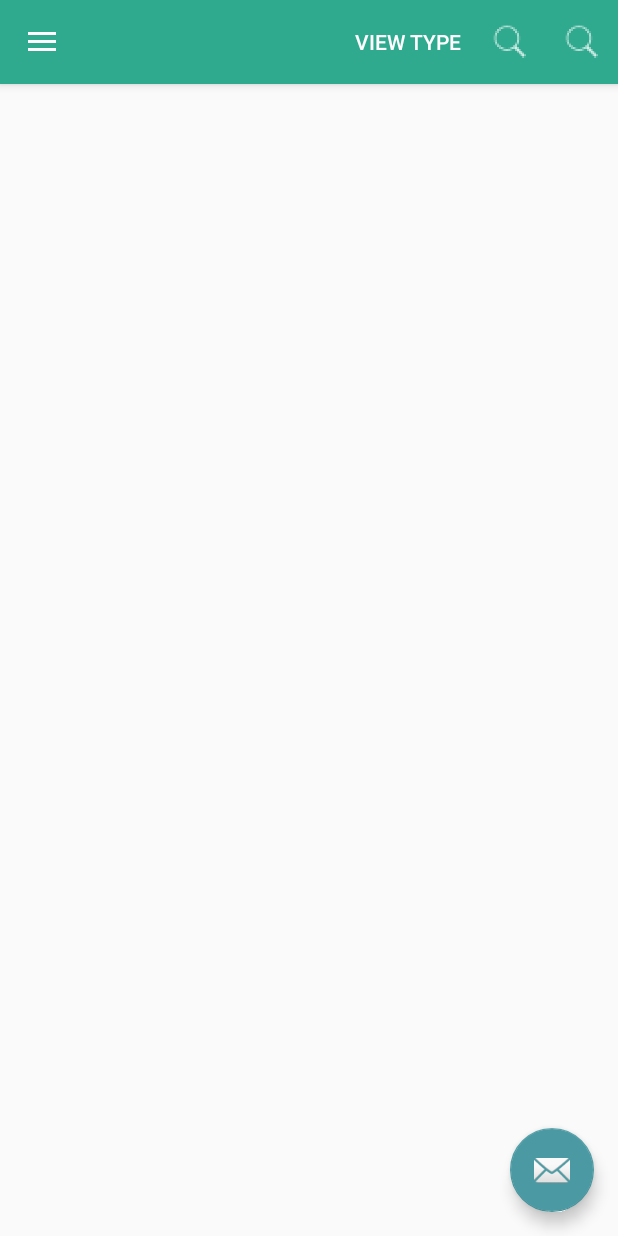
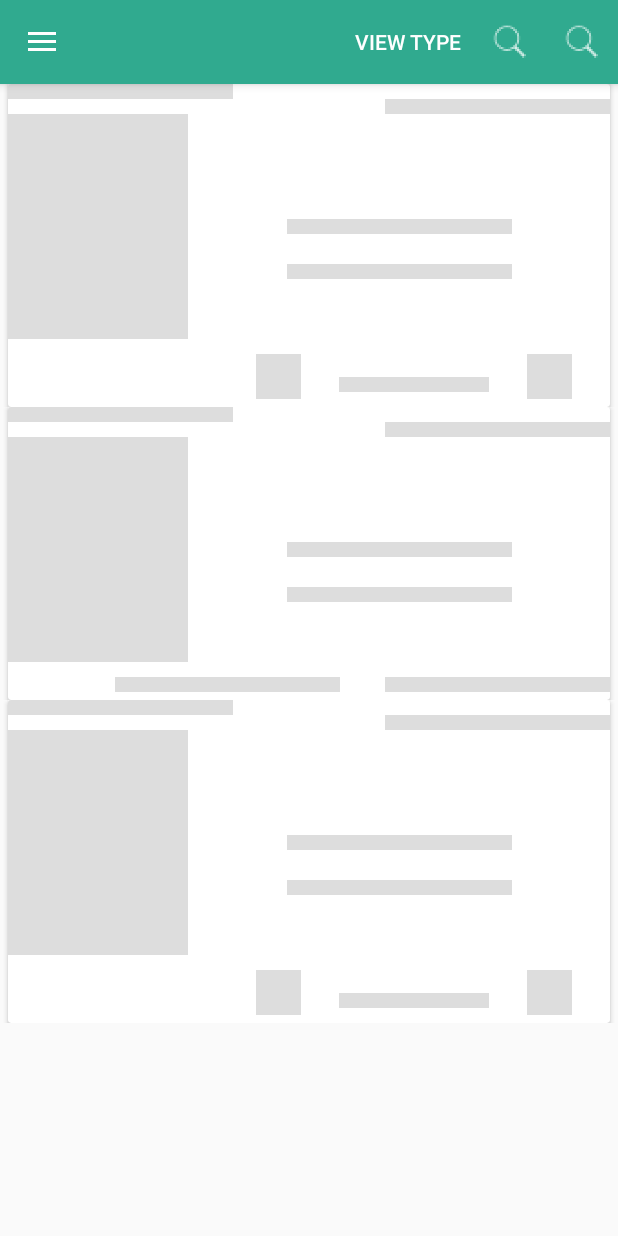
Before and after one commit to hmbrainiac/temp, an Android app: the MainActivity screen opened directly, with no data from a screen before it, on a phone screen of 412 x 824 dp. Run offline under Robolectric (Android 15) with nearby library versions, the phone set to English and light mode, and no system bars; our stand-ins replace Shimmer; libraries missing offline, so code that uses them is left out: io.realm; pictures from the network do not load; 6 statements that could not run were skipped.

Commit message:
Addition of shimmer

```diff
--- a/app/build.gradle
+++ b/app/build.gradle
@@ -5,7 +5,7 @@ android {
     compileSdkVersion 26
     defaultConfig {
         applicationId "com.farmarket.farmarket"
-        minSdkVersion 14
+        minSdkVersion 16
         targetSdkVersion 26
         versionCode 1
         versionName "1.0"
@@ -44,6 +44,8 @@ dependencies {
     compile 'com.squareup.retrofit:converter-gson:2.0.0-beta2'
     //    compile 'cn.pedant.sweetalert:library:1.2'
     implementation 'com.hbb20:ccp:2.1.4'
+    compile 'com.facebook.shimmer:shimmer:0.1.0@aar'
+
 }
 
 
--- a/app/src/main/java/com/farmarket/farmarket/MainActivity.java
+++ b/app/src/main/java/com/farmarket/farmarket/MainActivity.java
@@ -27,6 +27,7 @@ import android.view.MenuItem;
 import android.widget.LinearLayout;
 import android.widget.TextView;
 
+import com.facebook.shimmer.ShimmerFrameLayout;
 import com.farmarket.farmarket.Adaptors.MultiCustomAdapter;
 import com.farmarket.farmarket.Api.ApiEndpoints;
 import com.farmarket.farmarket.Api.ApiLocation;
@@ -55,6 +56,7 @@ public class MainActivity extends AppCompatActivity
     SwipeRefreshLayout mSwipeRefreshLayout;
     Realm realm;
     UserViewSettingTable userViewSettingTable;
+    private ShimmerFrameLayout mShimmerViewContainer;
 
     @Override
     protected void onCreate(Bundle savedInstanceState) {
@@ -66,6 +68,7 @@ public class MainActivity extends AppCompatActivity
         setSupportActionBar(toolbar);
         realm = Realm.getDefaultInstance();
         userViewSettingTable = realm.where(UserViewSettingTable.class).findFirst();
+        mShimmerViewContainer = findViewById(R.id.shimmer_view_container);
 
         albumList = new ArrayList<>();
         albumList1 = new ArrayList<>();
@@ -131,6 +134,17 @@ public class MainActivity extends AppCompatActivity
         }
         loadProducts();
 
+    }
+    @Override
+    public void onResume() {
+        super.onResume();
+        mShimmerViewContainer.startShimmerAnimation();
+    }
+
+    @Override
+    public void onPause() {
+        mShimmerViewContainer.stopShimmerAnimation();
+        super.onPause();
     }
 
     @Override
@@ -301,7 +315,8 @@ public class MainActivity extends AppCompatActivity
                 albumList1.addAll(albumList);
                 adapter.notifyDataSetChanged();
                 onItemsLoadComplete();
-
+                mShimmerViewContainer.stopShimmerAnimation();
+                mShimmerViewContainer.setVisibility(View.GONE);
             }
 
             @Override
--- a/app/src/main/res/layout/app_bar_main.xml
+++ b/app/src/main/res/layout/app_bar_main.xml
@@ -22,12 +22,5 @@
 
     <include layout="@layout/content_main" />
 
-    <android.support.design.widget.FloatingActionButton
-        android:id="@+id/fab"
-        android:layout_width="wrap_content"
-        android:layout_height="wrap_content"
-        android:layout_gravity="bottom|end"
-        android:layout_margin="@dimen/fab_margin"
-        app:srcCompat="@android:drawable/ic_dialog_email" />
 
 </android.support.design.widget.CoordinatorLayout>
--- /dev/null
+++ b/app/src/main/res/layout/cart_product_placeholder.xml
@@ -0,0 +1,143 @@
+<?xml version="1.0" encoding="utf-8"?>
+<android.support.constraint.ConstraintLayout
+    xmlns:android="http://schemas.android.com/apk/res/android"
+    android:layout_width="match_parent"
+    android:layout_height="wrap_content"
+    xmlns:card_view="http://schemas.android.com/tools"
+    xmlns:app="http://schemas.android.com/apk/res-auto">
+
+    <android.support.v7.widget.CardView
+        android:id="@+id/card_view"
+        android:layout_width="match_parent"
+        android:layout_height="match_parent"
+        android:layout_gravity="center"
+        android:layout_margin="@dimen/card_margin"
+        android:elevation="3dp"
+        card_view:cardCornerRadius="@dimen/card_album_radius"
+        card_view:layout_editor_absoluteX="59dp"
+        card_view:layout_editor_absoluteY="5dp"
+        card_view:ignore="MissingConstraints">
+
+        <android.support.constraint.ConstraintLayout
+            android:layout_width="match_parent"
+            android:layout_height="match_parent">
+
+            <View
+                android:id="@+id/priceTopTV"
+                android:layout_width="150dp"
+                android:layout_marginTop="10dp"
+                android:background="@color/placeholder_bg"
+                android:layout_height="10dp"
+                android:textStyle="bold"
+                app:layout_constraintRight_toRightOf="parent"
+                app:layout_constraintTop_toTopOf="parent" />
+
+            <View
+                android:id="@+id/offTopTV"
+                android:layout_width="150dp"
+                android:layout_height="10dp"
+                android:background="@color/placeholder_bg"
+                android:text="30% Off"
+                android:textSize="16sp"
+                android:textStyle="bold"
+                app:layout_constraintLeft_toLeftOf="parent"
+                app:layout_constraintTop_toTopOf="parent" />
+            <LinearLayout
+                android:layout_width="match_parent"
+                android:id="@+id/mainLinear"
+                app:layout_constraintRight_toRightOf="parent"
+                app:layout_constraintLeft_toLeftOf="parent"
+                app:layout_constraintTop_toBottomOf="@id/priceTopTV"
+                android:orientation="horizontal"
+                android:layout_height="wrap_content">
+
+                <View
+                    android:id="@+id/imageSrc"
+                    android:layout_width="120dp"
+                    android:layout_height="150dp"
+                    android:background="@color/placeholder_bg"
+                    android:padding="20dp" />
+
+                <android.support.constraint.ConstraintLayout
+                    android:layout_width="match_parent"
+                    android:layout_height="match_parent">
+
+                    <View
+                        android:id="@+id/nameProduct"
+                        android:layout_width="150dp"
+                        android:layout_height="10dp"
+                        android:background="@color/placeholder_bg"
+                        android:textSize="18sp"
+                        android:textStyle="bold"
+                        app:layout_constraintBottom_toBottomOf="parent"
+                        app:layout_constraintLeft_toLeftOf="parent"
+                        app:layout_constraintRight_toRightOf="parent"
+                        app:layout_constraintTop_toTopOf="parent" />
+
+                    <View
+                        android:id="@+id/measurementType"
+                        android:layout_width="150dp"
+                        android:layout_height="10dp"
+                        android:text="Per Kg"
+                        android:layout_marginTop="20dp"
+                        android:textSize="18sp"
+                        android:background="@color/placeholder_bg"
+                        app:layout_constraintLeft_toLeftOf="parent"
+                        app:layout_constraintRight_toRightOf="parent"
+                        app:layout_constraintTop_toBottomOf="@id/nameProduct" />
+                </android.support.constraint.ConstraintLayout>
+            </LinearLayout>
+
+            <RelativeLayout
+                android:layout_width="wrap_content"
+                app:layout_constraintTop_toBottomOf="@id/mainLinear"
+                app:layout_constraintRight_toRightOf="parent"
+                android:layout_marginTop="10dp"
+                android:id="@+id/dividerView"
+                android:layout_height="wrap_content">
+
+                <android.support.constraint.ConstraintLayout
+                    android:layout_width="wrap_content"
+                    android:layout_height="wrap_content">
+                    <View
+                        app:layout_constraintLeft_toRightOf="@id/removeFromCart"
+                        app:layout_constraintRight_toLeftOf="@id/addToCart"
+                        android:id="@+id/quantityInCart"
+                        android:background="@color/placeholder_bg"
+                        android:layout_marginRight="25dp"
+                        android:layout_marginLeft="25dp"
+                        app:layout_constraintTop_toTopOf="parent"
+                        android:layout_marginTop="15dp"
+                        android:text="2"
+                        android:textSize="18sp"
+                        android:layout_width="100dp"
+                        android:layout_height="10dp"
+                        />
+                    <View
+                        android:layout_width="30dp"
+                        app:layout_constraintLeft_toLeftOf="parent"
+                        android:layout_marginTop="10dp"
+                        android:layout_marginBottom="5dp"
+                        android:id="@+id/removeFromCart"
+                        android:layout_marginLeft="25dp"
+                        android:background="@color/placeholder_bg"
+                        app:layout_constraintBottom_toBottomOf="parent"
+                        android:layout_height="30dp" />
+                    <ImageView
+                        android:layout_width="30dp"
+                        app:layout_constraintRight_toRightOf="parent"
+                        android:layout_marginTop="15dp"
+                        android:id="@+id/addToCart"
+                        android:layout_marginRight="25dp"
+                        android:background="@color/placeholder_bg"
+                        android:layout_marginLeft="20dp"
+                        android:layout_marginBottom="5dp"
+                        app:layout_constraintBottom_toBottomOf="parent"
+                        android:layout_height="30dp" />
+                </android.support.constraint.ConstraintLayout>
+            </RelativeLayout>
+
+        </android.support.constraint.ConstraintLayout>
+    </android.support.v7.widget.CardView>
+
+</android.support.constraint.ConstraintLayout>
--- a/app/src/main/res/layout/content_main.xml
+++ b/app/src/main/res/layout/content_main.xml
@@ -5,6 +5,7 @@
     android:layout_width="match_parent"
     android:layout_height="wrap_content"
     xmlns:card_view="http://schemas.android.com/apk/res-auto"
+    xmlns:shimmer="http://schemas.android.com/apk/res-auto"
     app:layout_behavior="@string/appbar_scrolling_view_behavior"
     android:scrollbars="vertical"
     tools:showIn="@layout/app_bar_main">
@@ -12,6 +13,29 @@
         android:id="@+id/swipeRefreshLayout"
         android:layout_width="match_parent"
         android:layout_height="match_parent">
+        <com.facebook.shimmer.ShimmerFrameLayout
+            android:id="@+id/shimmer_view_container"
+            android:layout_width="wrap_content"
+            android:layout_height="wrap_content"
+            android:layout_gravity="center"
+            android:orientation="vertical"
+            shimmer:duration="800">
+
+            <!-- Adding 3 rows of placeholders -->
+            <LinearLayout
+                android:layout_width="match_parent"
+                android:layout_height="wrap_content"
+                android:orientation="vertical">
+
+                <include layout="@layout/cart_product_placeholder" />
+
+                <include layout="@layout/empty_product_placeholder" />
+
+                <include layout="@layout/cart_product_placeholder" />
+
+            </LinearLayout>
+
+        </com.facebook.shimmer.ShimmerFrameLayout>
 
         <com.farmarket.farmarket.Misc.RecyclerViewEmptySupport
             android:id="@+id/recycler_view"
--- /dev/null
+++ b/app/src/main/res/layout/empty_product_placeholder.xml
@@ -0,0 +1,135 @@
+<?xml version="1.0" encoding="utf-8"?>
+<android.support.constraint.ConstraintLayout
+    xmlns:android="http://schemas.android.com/apk/res/android"
+    android:layout_width="match_parent"
+    android:layout_height="wrap_content"
+    xmlns:card_view="http://schemas.android.com/tools"
+    xmlns:app="http://schemas.android.com/apk/res-auto">
+
+    <android.support.v7.widget.CardView
+        android:id="@+id/card_view"
+        android:layout_width="match_parent"
+        android:layout_height="match_parent"
+        android:layout_gravity="center"
+        android:layout_margin="@dimen/card_margin"
+        android:elevation="3dp"
+        card_view:cardCornerRadius="@dimen/card_album_radius"
+        card_view:layout_editor_absoluteX="59dp"
+        card_view:layout_editor_absoluteY="5dp"
+        card_view:ignore="MissingConstraints">
+
+        <android.support.constraint.ConstraintLayout
+            android:layout_width="match_parent"
+            android:layout_height="match_parent">
+
+            <View
+                android:id="@+id/priceTopTV"
+                android:layout_width="150dp"
+                android:layout_height="10dp"
+                android:background="@color/placeholder_bg"
+                android:layout_marginTop="10dp"
+                android:textSize="18sp"
+                android:textStyle="bold"
+
+                app:layout_constraintRight_toRightOf="parent"
+                app:layout_constraintTop_toTopOf="parent" />
+
+            <View
+                android:id="@+id/offTopTV"
+                android:layout_width="150dp"
+                android:layout_height="10dp"
+                android:background="@color/placeholder_bg"
+                android:textSize="16sp"
+                android:textStyle="bold"
+                app:layout_constraintLeft_toLeftOf="parent"
+                app:layout_constraintTop_toTopOf="parent" />
+            <LinearLayout
+                android:layout_width="match_parent"
+                android:id="@+id/mainLinear"
+                app:layout_constraintRight_toRightOf="parent"
+                app:layout_constraintLeft_toLeftOf="parent"
+                app:layout_constraintTop_toBottomOf="@id/priceTopTV"
+                android:orientation="horizontal"
+                android:layout_height="wrap_content">
+
+                <View
+                    android:layout_width="120dp"
+                    android:padding="20dp"
+                    android:id="@+id/imageSrc"
+                    android:background="@color/placeholder_bg"
+                    android:layout_height="150dp" />
+
+                <android.support.constraint.ConstraintLayout
+                    android:layout_width="match_parent"
+                    android:layout_height="match_parent">
+
+                    <View
+                        android:id="@+id/nameProduct"
+                        android:layout_width="150dp"
+                        android:layout_height="10dp"
+                        android:background="@color/placeholder_bg"
+                        android:text="Tomatoe Goes here"
+                        android:textSize="18sp"
+                        android:textStyle="bold"
+                        app:layout_constraintBottom_toBottomOf="parent"
+                        app:layout_constraintLeft_toLeftOf="parent"
+                        app:layout_constraintRight_toRightOf="parent"
+                        app:layout_constraintTop_toTopOf="parent" />
+
+                    <View
+                        android:id="@+id/measurementType"
+                        android:layout_width="150dp"
+                        android:layout_height="10dp"
+                        android:layout_marginTop="20dp"
+                        android:background="@color/placeholder_bg"
+                        android:text="Per Kg"
+                        android:textSize="18sp"
+                        app:layout_constraintLeft_toLeftOf="parent"
+                        app:layout_constraintRight_toRightOf="parent"
+                        app:layout_constraintTop_toBottomOf="@id/nameProduct" />
+                </android.support.constraint.ConstraintLayout>
+            </LinearLayout>
+
+            <RelativeLayout
+                android:layout_width="wrap_content"
+                app:layout_constraintTop_toBottomOf="@id/mainLinear"
+                app:layout_constraintRight_toRightOf="parent"
+                android:layout_marginTop="10dp"
+                android:id="@+id/dividerView"
+                android:layout_height="wrap_content">
+
+                <android.support.constraint.ConstraintLayout
+                    android:layout_width="wrap_content"
+                    android:layout_height="wrap_content">
+
+                    <TextView
+                        android:id="@+id/addToCartTV"
+                        android:layout_width="150dp"
+                        android:layout_height="10dp"
+                        android:background="@color/placeholder_bg"
+                        android:layout_marginLeft="30dp"
+                        android:layout_marginRight="30dp"
+                        android:textSize="18sp"
+                        android:textStyle="bold"
+                        app:layout_constraintLeft_toRightOf="@id/removeFromCart"
+                        app:layout_constraintRight_toLeftOf="@id/addToCart"
+                        app:layout_constraintTop_toTopOf="parent" />
+                    <View
+
+                        android:layout_width="150dp"
+                        android:layout_height="10dp"
+                        android:background="@color/placeholder_bg"
+                        app:layout_constraintLeft_toLeftOf="parent"
+                        android:layout_marginTop="10dp"
+                        android:layout_marginBottom="5dp"
+                        android:id="@+id/removeFromCart"
+                        android:layout_marginLeft="25dp"
+                        app:layout_constraintBottom_toBottomOf="parent"
+                        />
+                </android.support.constraint.ConstraintLayout>
+            </RelativeLayout>
+
+        </android.support.constraint.ConstraintLayout>
+    </android.support.v7.widget.CardView>
+
+</android.support.constraint.ConstraintLayout>
--- a/app/src/main/res/values/colors.xml
+++ b/app/src/main/res/values/colors.xml
@@ -7,4 +7,10 @@
     <color name="colorLightPrimary">#43cea2</color>
     <color name="colorDarkPrimary">#185a9d</color>
     <color name="ghostWhite">#F8F8FF</color>
+
+    <color name="placeholder_bg">#dddddd</color>
+    <color name="item_name">#0c0c0c</color>
+    <color name="description">#1a1a1a</color>
+    <color name="chef">#777</color>
+    <color name="timestamp">#777</color>
 </resources>
```
